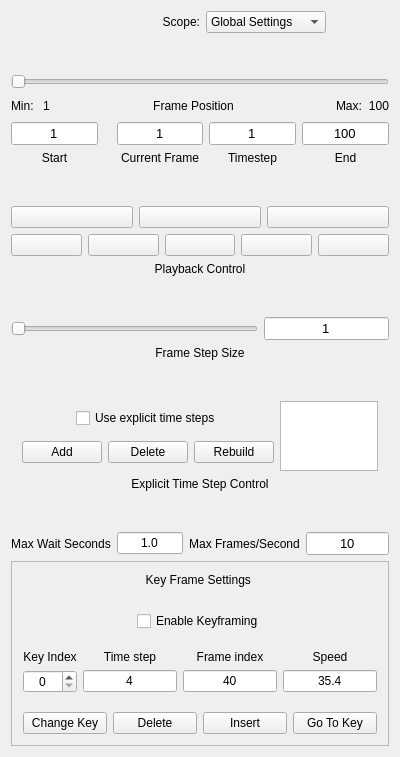
Old version of the form apps/vaporgui/guis/ui/animationtab.ui in the repository yyr/vapor.
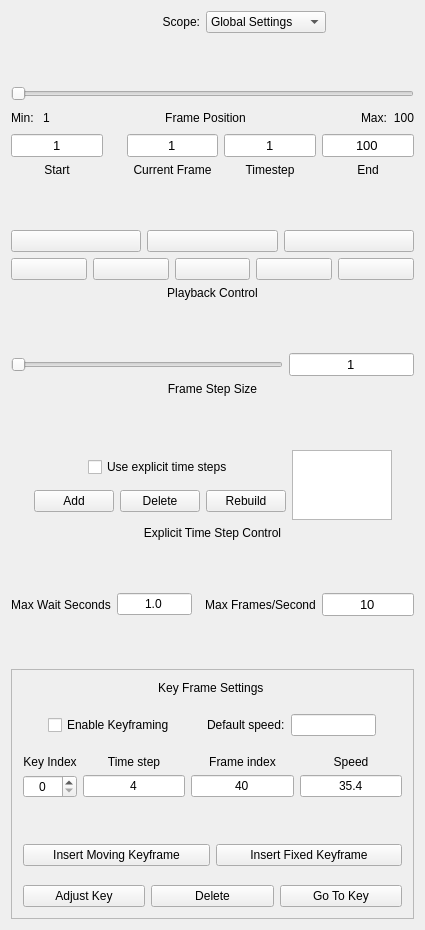
New version of the form. Icons and pictures are not drawn.

Commit message: Improvements to animation control gui

Patch:
```diff
--- a/apps/vaporgui/guis/ui/animationtab.ui
+++ b/apps/vaporgui/guis/ui/animationtab.ui
@@ -6,8 +6,8 @@
    <rect>
     <x>0</x>
     <y>0</y>
-    <width>400</width>
-    <height>757</height>
+    <width>425</width>
+    <height>930</height>
    </rect>
   </property>
   <property name="sizePolicy">
@@ -41,7 +41,7 @@
 and replaying of sequences of
 time steps is also controlled here.</string>
   </property>
-  <layout class="QHBoxLayout" name="horizontalLayout_6">
+  <layout class="QHBoxLayout" name="horizontalLayout_7">
    <item>
     <layout class="QVBoxLayout" name="verticalLayout_2">
      <item>
@@ -1014,6 +1014,19 @@
        </item>
       </layout>
      </item>
+     <item>
+      <spacer name="verticalSpacer_5">
+       <property name="orientation">
+        <enum>Qt::Vertical</enum>
+       </property>
+       <property name="sizeHint" stdset="0">
+        <size>
+         <width>20</width>
+         <height>40</height>
+        </size>
+       </property>
+      </spacer>
+     </item>
      <item>
       <widget class="QFrame" name="frame">
        <property name="frameShape">
@@ -1046,7 +1059,7 @@
             <property name="sizeHint" stdset="0">
              <size>
               <width>20</width>
-              <height>18</height>
+              <height>13</height>
              </size>
             </property>
            </spacer>
@@ -1089,6 +1102,48 @@
               </property>
              </spacer>
             </item>
+            <item>
+             <widget class="QLabel" name="label_6">
+              <property name="maximumSize">
+               <size>
+                <width>100</width>
+                <height>16777215</height>
+               </size>
+              </property>
+              <property name="toolTip">
+               <string>Specify the default nonzero camera speed to use when the camera is moving</string>
+              </property>
+              <property name="text">
+               <string>Default speed:</string>
+              </property>
+             </widget>
+            </item>
+            <item>
+             <widget class="QLineEdit" name="defaultSpeedEdit">
+              <property name="maximumSize">
+               <size>
+                <width>100</width>
+                <height>16777215</height>
+               </size>
+              </property>
+              <property name="toolTip">
+               <string>Specify the default nonzero camera speed to use when the camera is moving</string>
+              </property>
+             </widget>
+            </item>
+            <item>
+             <spacer name="horizontalSpacer_3">
+              <property name="orientation">
+               <enum>Qt::Horizontal</enum>
+              </property>
+              <property name="sizeHint" stdset="0">
+               <size>
+                <width>40</width>
+                <height>20</height>
+               </size>
+              </property>
+             </spacer>
+            </item>
            </layout>
           </item>
           <item>
@@ -1250,6 +1305,57 @@
             </item>
            </layout>
           </item>
+          <item>
+           <spacer name="verticalSpacer_4">
+            <property name="orientation">
+             <enum>Qt::Vertical</enum>
+            </property>
+            <property name="sizeHint" stdset="0">
+             <size>
+              <width>20</width>
+              <height>40</height>
+             </size>
+            </property>
+           </spacer>
+          </item>
+          <item>
+           <layout class="QHBoxLayout" name="horizontalLayout_6">
+            <item>
+             <widget class="QPushButton" name="insertMovingButton">
+              <property name="toolTip">
+               <string>Insert a key frame after the current key frame, using the current viewpoint and time step.</string>
+              </property>
+              <property name="whatsThis">
+               <string>&lt;!DOCTYPE HTML PUBLIC &quot;-//W3C//DTD HTML 4.0//EN&quot; &quot;http://www.w3.org/TR/REC-html40/strict.dtd&quot;&gt;
+&lt;html&gt;&lt;head&gt;&lt;meta name=&quot;qrichtext&quot; content=&quot;1&quot; /&gt;&lt;style type=&quot;text/css&quot;&gt;
+p, li { white-space: pre-wrap; }
+&lt;/style&gt;&lt;/head&gt;&lt;body style=&quot; font-family:'MS Shell Dlg 2'; font-size:8.25pt; font-weight:400; font-style:normal;&quot;&gt;
+&lt;p style=&quot; margin-top:0px; margin-bottom:0px; margin-left:0px; margin-right:0px; -qt-block-indent:0; text-indent:0px;&quot;&gt;&lt;span style=&quot; font-size:8pt;&quot;&gt;When a moving key frame is inserted, the camera must be at a different position than either the preceding or following keyframe.  The speed will be the same as the preceding speed or will be the default camera speed if the preceding speed is zero.&lt;/span&gt;&lt;/p&gt;&lt;/body&gt;&lt;/html&gt;</string>
+              </property>
+              <property name="text">
+               <string>Insert Moving Keyframe</string>
+              </property>
+             </widget>
+            </item>
+            <item>
+             <widget class="QPushButton" name="insertFixedButton">
+              <property name="toolTip">
+               <string>Insert a keyframe that is stationary after the current keyframe.</string>
+              </property>
+              <property name="whatsThis">
+               <string>&lt;!DOCTYPE HTML PUBLIC &quot;-//W3C//DTD HTML 4.0//EN&quot; &quot;http://www.w3.org/TR/REC-html40/strict.dtd&quot;&gt;
+&lt;html&gt;&lt;head&gt;&lt;meta name=&quot;qrichtext&quot; content=&quot;1&quot; /&gt;&lt;style type=&quot;text/css&quot;&gt;
+p, li { white-space: pre-wrap; }
+&lt;/style&gt;&lt;/head&gt;&lt;body style=&quot; font-family:'MS Shell Dlg 2'; font-size:8.25pt; font-weight:400; font-style:normal;&quot;&gt;
+&lt;p style=&quot; margin-top:0px; margin-bottom:0px; margin-left:0px; margin-right:0px; -qt-block-indent:0; text-indent:0px;&quot;&gt;&lt;span style=&quot; font-size:8pt;&quot;&gt;To insert a fixed keyframe, the camera position must not be the same as in the preceding or following keyframes, unless one or the other of these is already fixed (i.e. has camera  speed 0).  If the preceding or following keyframe has zero camera speed, then the new fixed keyframe must have the same camera position as the preceding or following fixed keyframe.&lt;/span&gt;&lt;/p&gt;&lt;/body&gt;&lt;/html&gt;</string>
+              </property>
+              <property name="text">
+               <string>Insert Fixed Keyframe</string>
+              </property>
+             </widget>
+            </item>
+           </layout>
+          </item>
           <item>
            <spacer name="verticalSpacer">
             <property name="orientation">
@@ -1274,7 +1380,7 @@
                <string>To specify the viewpoint and/or the time step at a key frame, set the current time step and viewpoint in the GUI, then click this button.</string>
               </property>
               <property name="text">
-               <string>Change Key</string>
+               <string>Adjust Key</string>
               </property>
              </widget>
             </item>
@@ -1291,19 +1397,6 @@
               </property>
              </widget>
             </item>
-            <item>
-             <widget class="QPushButton" name="insertButton">
-              <property name="toolTip">
-               <string>Insert a key frame after the current key frame, using the current viewpoint and time step.</string>
-              </property>
-              <property name="whatsThis">
-               <string>When a new key frame is inserted the speed will be the maximum of the speeds of the previous and next frame.</string>
-              </property>
-              <property name="text">
-               <string>Insert</string>
-              </property>
-             </widget>
-            </item>
             <item>
              <widget class="QPushButton" name="gotoButton">
               <property name="toolTip">
```
Left out of the diff: 2 changed lines with no effect on the pictures. The commit also changes 4 other files.
